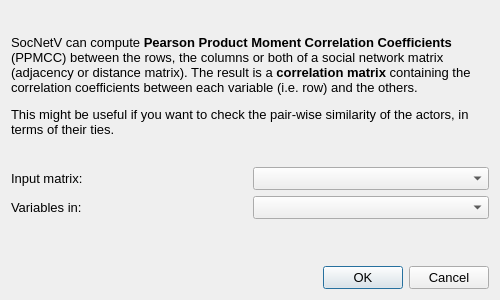
This is src/forms/pearsoncorrelationdialog.ui in socnetv/app as Qt 5 draws it before an edit. The edited form follows.
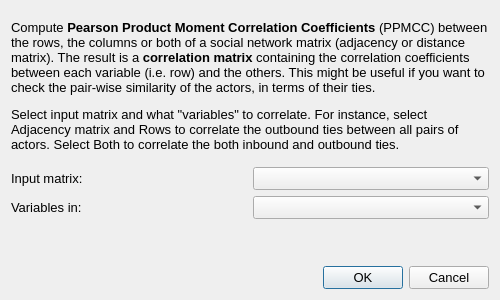
This is the edited form.

Patch:
```diff
--- a/src/forms/pearsoncorrelationdialog.ui
+++ b/src/forms/pearsoncorrelationdialog.ui
@@ -55,7 +55,7 @@
       </size>
      </property>
      <property name="text">
-      <string>&lt;html&gt;&lt;head/&gt;&lt;body&gt;&lt;p&gt;SocNetV can compute &lt;span style=&quot; font-weight:600;&quot;&gt;Pearson Product Moment Correlation Coefficients&lt;/span&gt; (PPMCC) between the rows, the columns or both of a social network matrix (adjacency or distance matrix). The result is a &lt;span style=&quot; font-weight:600;&quot;&gt;correlation matrix &lt;/span&gt;containing the correlation coefficients between each variable (i.e. row) and the others.&lt;/p&gt;&lt;p&gt; This might be useful if you want to check the pair-wise similarity of the actors, in terms of their ties.&lt;/p&gt;&lt;/body&gt;&lt;/html&gt;</string>
+      <string>&lt;html&gt;&lt;head/&gt;&lt;body&gt;&lt;p&gt;Compute &lt;span style=&quot; font-weight:600;&quot;&gt;Pearson Product Moment Correlation Coefficients&lt;/span&gt; (PPMCC) between the rows, the columns or both of a social network matrix (adjacency or distance matrix). The result is a &lt;span style=&quot; font-weight:600;&quot;&gt;correlation matrix &lt;/span&gt;containing the correlation coefficients between each variable (i.e. row) and the others. This might be useful if you want to check the pair-wise similarity of the actors, in terms of their ties. &lt;/p&gt;&lt;p&gt;Select input matrix and what &amp;quot;variables&amp;quot; to correlate. For instance, select Adjacency matrix and Rows to correlate the outbound ties between all pairs of actors. Select Both to correlate the both inbound and outbound ties.&lt;/p&gt;&lt;/body&gt;&lt;/html&gt;</string>
      </property>
      <property name="textFormat">
       <enum>Qt::RichText</enum>
```
Left out of the diff: 6 changed lines with no effect on the pictures.
